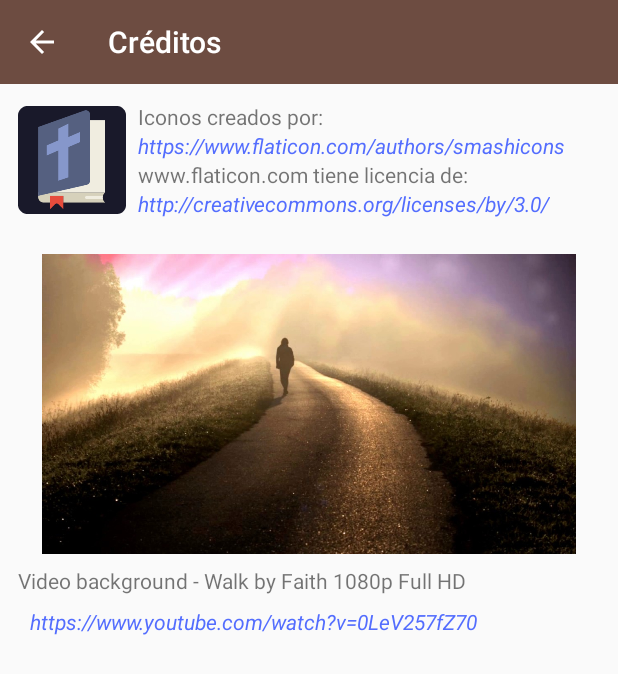
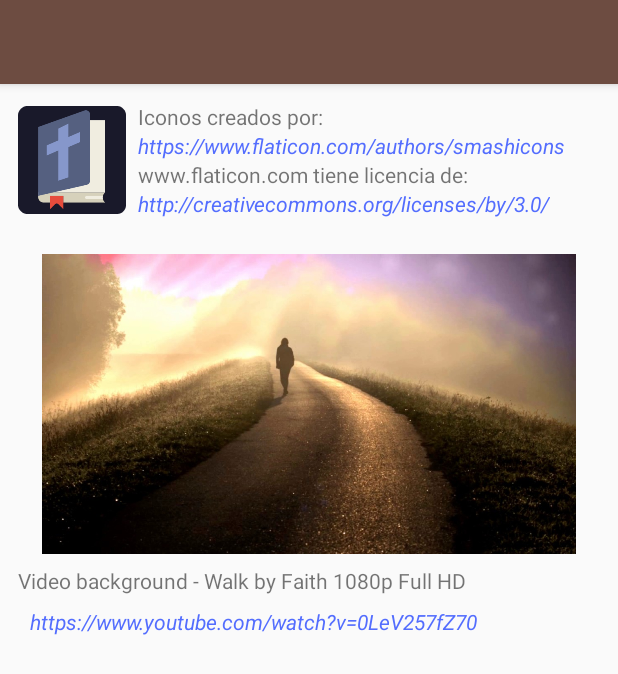
Before and after one commit to edwinabreu86/ManualParaNuevosCreyentes, an Android app: the layout activity_credits.xml on its own in the app's theme, with its tools: preview values and no code run, on a phone screen of 412 x 824 dp. Shown: the top 674 px of the screen. Run offline under Robolectric (Android 15) with nearby library versions, the phone set to English and light mode, and no system bars.

Commit message:
Redesigned list items, added close dialog, revised credits activity.

```diff
--- a/app/src/main/res/layout/activity_credits.xml
+++ b/app/src/main/res/layout/activity_credits.xml
@@ -1,6 +1,5 @@
 <?xml version="1.0" encoding="utf-8"?>
 <LinearLayout xmlns:android="http://schemas.android.com/apk/res/android"
-    xmlns:app="http://schemas.android.com/apk/res-auto"
     xmlns:tools="http://schemas.android.com/tools"
     android:layout_width="match_parent"
     android:layout_height="match_parent"
@@ -8,15 +7,8 @@
     tools:context="com.edwin.abreusoft.manualparanuevoscreyentes.CreditsActivity"
     android:orientation="vertical">
 
-    <android.support.v7.widget.Toolbar
-        android:id="@+id/credits_toolbar"
-        android:layout_width="match_parent"
-        android:layout_height="?android:attr/actionBarSize"
-        android:background="@color/primary"
-        app:navigationIcon="@drawable/ic_arrow_back_24dp"
-        app:popupTheme="@style/ThemeOverlay.AppCompat.Light"
-        app:title="@string/credits"
-        app:titleTextColor="@color/primary_text" />
+    <include
+        layout="@layout/toolbar" />
 
     <LinearLayout
         android:layout_width="match_parent"
--- a/app/src/main/res/layout/activity_main.xml
+++ b/app/src/main/res/layout/activity_main.xml
@@ -1,6 +1,5 @@
 <!-- This DrawerLayout has two children at the root  -->
-<android.support.v4.widget.DrawerLayout
-    xmlns:android="http://schemas.android.com/apk/res/android"
+<android.support.v4.widget.DrawerLayout xmlns:android="http://schemas.android.com/apk/res/android"
     xmlns:app="http://schemas.android.com/apk/res-auto"
     android:id="@+id/drawer_layout"
     android:layout_width="match_parent"
@@ -14,7 +13,7 @@
         android:orientation="vertical">
 
         <include
-            layout="@layout/toolbar" />
+        layout="@layout/toolbar" />
 
         <FrameLayout
             android:id="@+id/container"
--- a/app/src/main/res/values-v21/styles.xml
+++ /dev/null
@@ -1,17 +0,0 @@
-<?xml version="1.0" encoding="utf-8"?>
-<resources>
-
-    <style name="AppTheme" parent="Theme.AppCompat.Light.DarkActionBar">
-        <!-- Customize your theme here. -->
-        <item name="colorPrimary">@color/primary</item>
-        <item name="colorPrimaryDark">@color/primary_dark</item>
-        <item name="colorAccent">@color/secondary</item>
-        <item name="android:statusBarColor">@android:color/transparent</item>
-        <item name="windowActionBar">false</item>
-        <item name="windowNoTitle">true</item>
-        <item name="windowActionModeOverlay">true</item>
-        <item name="android:windowDrawsSystemBarBackgrounds">true</item>
-        <item name="android:windowTranslucentStatus">true</item>
-    </style>
-
-</resources>
```
Also changed, not shown: app/src/main/java/com/edwin/abreusoft/manualparanuevoscreyentes/CreditsActivity.java (+8 -8 lines), app/src/main/res/layout/toolbar.xml (+3 -5 lines).
